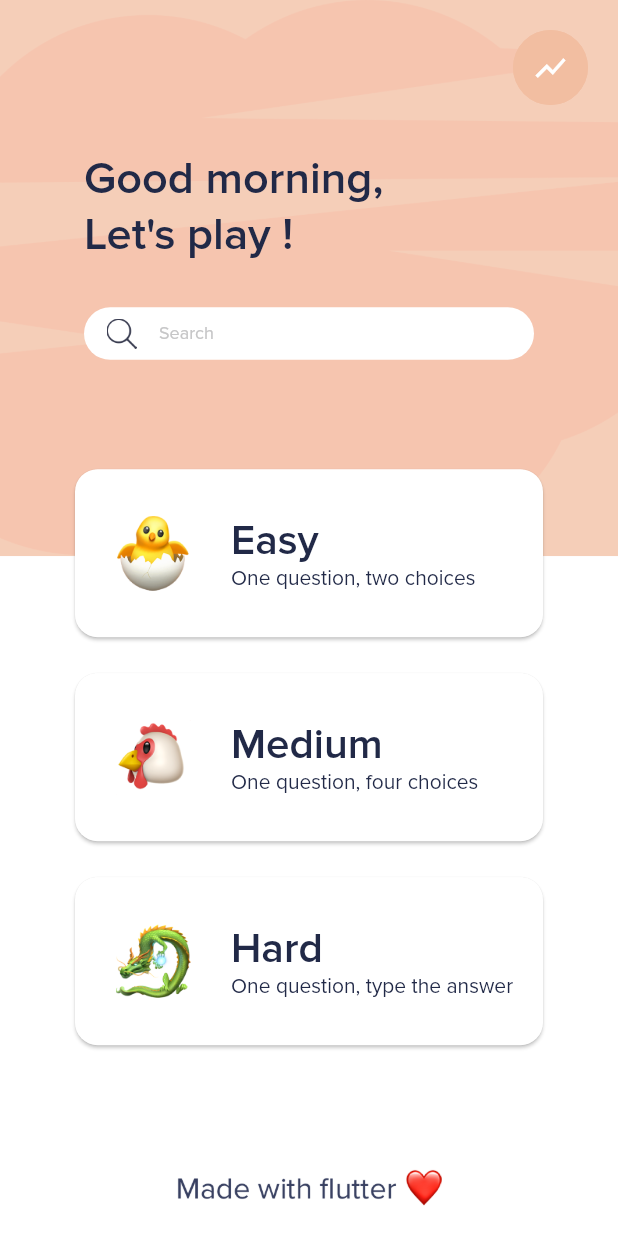
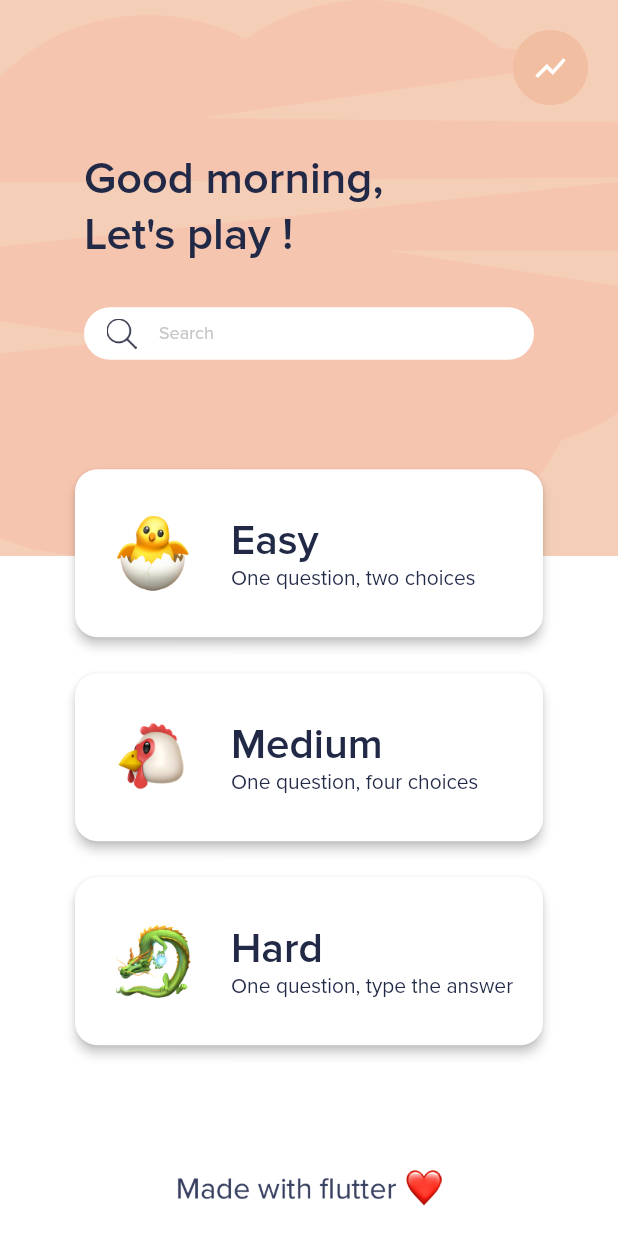
Before and after one commit to smartnsoft/capitals, a Flutter app: the screen it shows after launch, on a phone screen of 412 x 824 dp. Run offline on Flutter 3.47's test engine with Material 2 defaults, Android fonts, the light colour scheme and no system bars; drawn by our look-alikes of delayed_display; our stand-ins replace auto_size_text, bloc, dio, flutter_bloc, percent_indicator.

Commit message:
Add elevation on home cards

```diff
--- a/lib/ui/home/cell.dart
+++ b/lib/ui/home/cell.dart
@@ -30,6 +30,7 @@ class Cell extends StatelessWidget {
         height: Utils.isBigScreen(context) ? bigCardHeight : smallCardHeight,
         width: Utils.isBigScreen(context) ? bigCardWidth : smallCardWidth,
         child: Card(
+          elevation: 3,
           shape: RoundedRectangleBorder(
             borderRadius: BorderRadius.circular(15),
           ),
```
